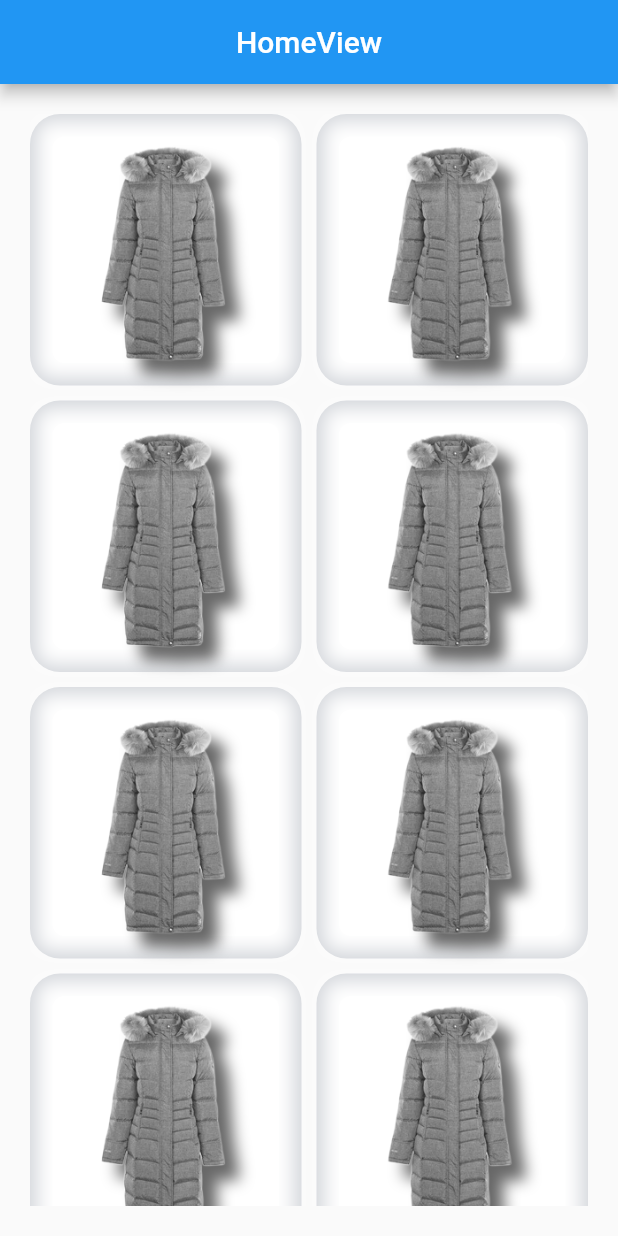
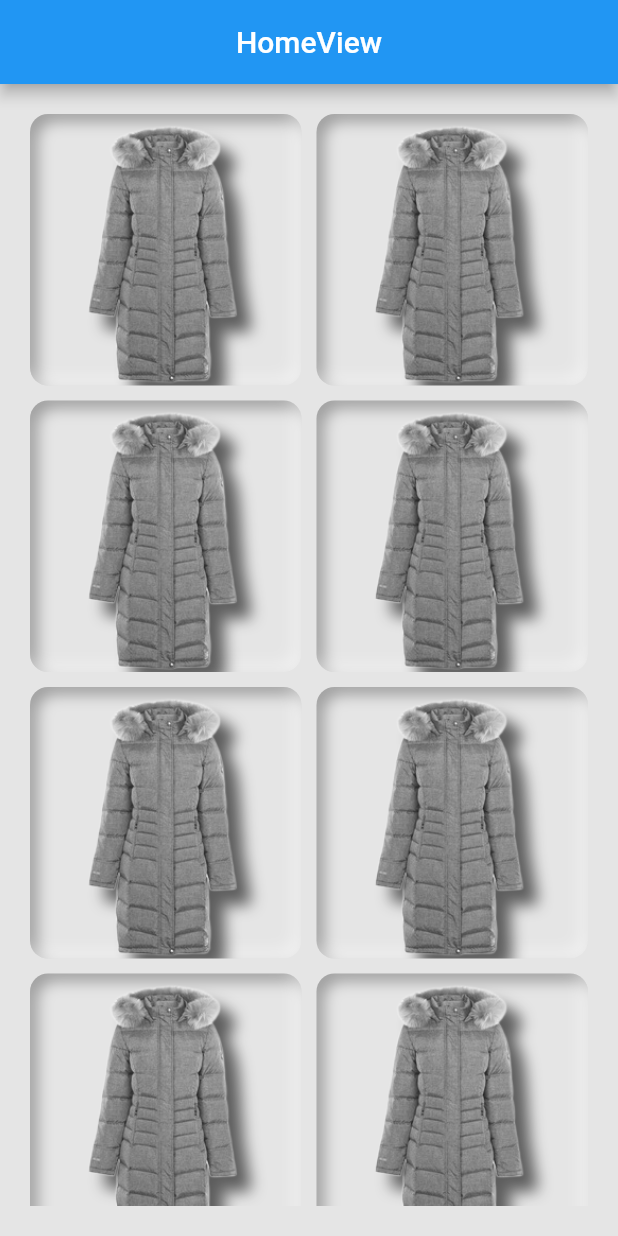
Before and after one commit to lzzy12/iitb_assignment, a Flutter app: the screen it shows after launch, on a phone screen of 412 x 824 dp. Run offline on Flutter 3.47's test engine with Material 2 defaults, Android fonts, the phone set to English and light mode, and no system bars; drawn by our look-alikes of flutter_neumorphic.

Commit message:
Added neuphoric effect

```diff
--- /dev/null
+++ b/lib/app/app_colors.dart
@@ -0,0 +1,5 @@
+import 'package:flutter/cupertino.dart';
+
+abstract class AppColors {
+  static const bgColor = Color(0xFFE5E5E5);
+}
--- a/lib/app/drawer_tile.dart
+++ b/lib/app/drawer_tile.dart
@@ -1,6 +1,8 @@
 import 'dart:ui';
 
 import 'package:flutter/material.dart';
+import 'package:flutter_neumorphic/flutter_neumorphic.dart';
+import 'package:iitb_assignment/app/app_colors.dart';
 
 class DrawerTile extends StatelessWidget {
   const DrawerTile({Key? key}) : super(key: key);
@@ -10,19 +12,12 @@ class DrawerTile extends StatelessWidget {
     final child = Image.asset(
       "assets/removed.png",
     );
-    return Container(
-      decoration: const BoxDecoration(
-          color: Color.fromARGB(255, 210, 213, 218),
-          borderRadius: BorderRadius.all(Radius.circular(20))),
-      padding: const EdgeInsets.all(15),
-      child: Container(
-          padding: EdgeInsets.zero,
-          decoration: const BoxDecoration(
-              color: Colors.white,
-              borderRadius: BorderRadius.all(Radius.circular(8)),
-              boxShadow: [
-                BoxShadow(color: Colors.white, blurRadius: 10, spreadRadius: 10)
-              ]),
+    return Neumorphic(
+      style: NeumorphicStyle(
+          boxShape: NeumorphicBoxShape.roundRect(BorderRadius.circular(12)),
+          color: AppColors.bgColor,
+          depth: -10,
+          lightSource: LightSource.topLeft),
       child: Stack(
         children: <Widget>[
           Transform.translate(
@@ -39,8 +34,8 @@ class DrawerTile extends StatelessWidget {
                 child: Opacity(
                   opacity: 0.6,
                   child: ColorFiltered(
-                        colorFilter: const ColorFilter.mode(
-                            Colors.black, BlendMode.srcATop),
+                    colorFilter:
+                        const ColorFilter.mode(Colors.black, BlendMode.srcATop),
                     child: child,
                   ),
                 ),
@@ -49,7 +44,7 @@ class DrawerTile extends StatelessWidget {
           ),
           child
         ],
-          )),
+      ),
     );
   }
 }
--- a/lib/app/home_view.dart
+++ b/lib/app/home_view.dart
@@ -1,6 +1,6 @@
 import 'package:flutter/material.dart';
+import 'package:iitb_assignment/app/app_colors.dart';
 
-import 'package:get/get.dart';
 import 'package:iitb_assignment/app/drawer_tile.dart';
 
 class HomeView extends StatelessWidget {
@@ -8,6 +8,7 @@ class HomeView extends StatelessWidget {
   @override
   Widget build(BuildContext context) {
     return Scaffold(
+      backgroundColor: AppColors.bgColor,
       appBar: AppBar(
         title: const Text('HomeView'),
         centerTitle: true,
--- a/lib/main.dart
+++ b/lib/main.dart
@@ -1,5 +1,6 @@
 import 'package:flutter/material.dart';
 import 'package:iitb_assignment/app/home_view.dart';
+import 'package:iitb_assignment/app/test.dart';
 
 void main() {
   runApp(
--- a/pubspec.yaml
+++ b/pubspec.yaml
@@ -10,7 +10,7 @@ dependencies:
   get: 4.6.1
   flutter:
     sdk: flutter
-
+  flutter_neumorphic: ^3.2.0
 dev_dependencies:
   flutter_lints: ^1.0.0
   flutter_test:
```
Also changed, not shown: lib/app/test.dart (added, +24 -0 lines), pubspec.lock. Lines whose indentation alone changed are shown as unchanged.
